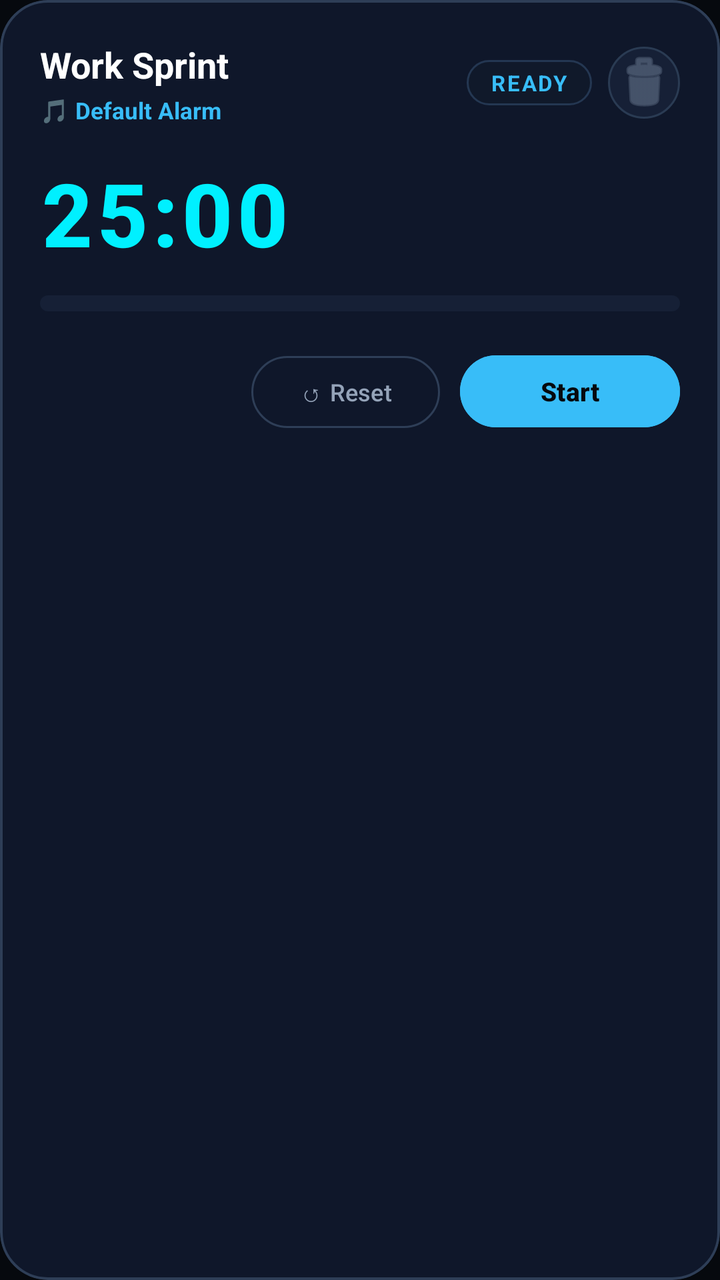
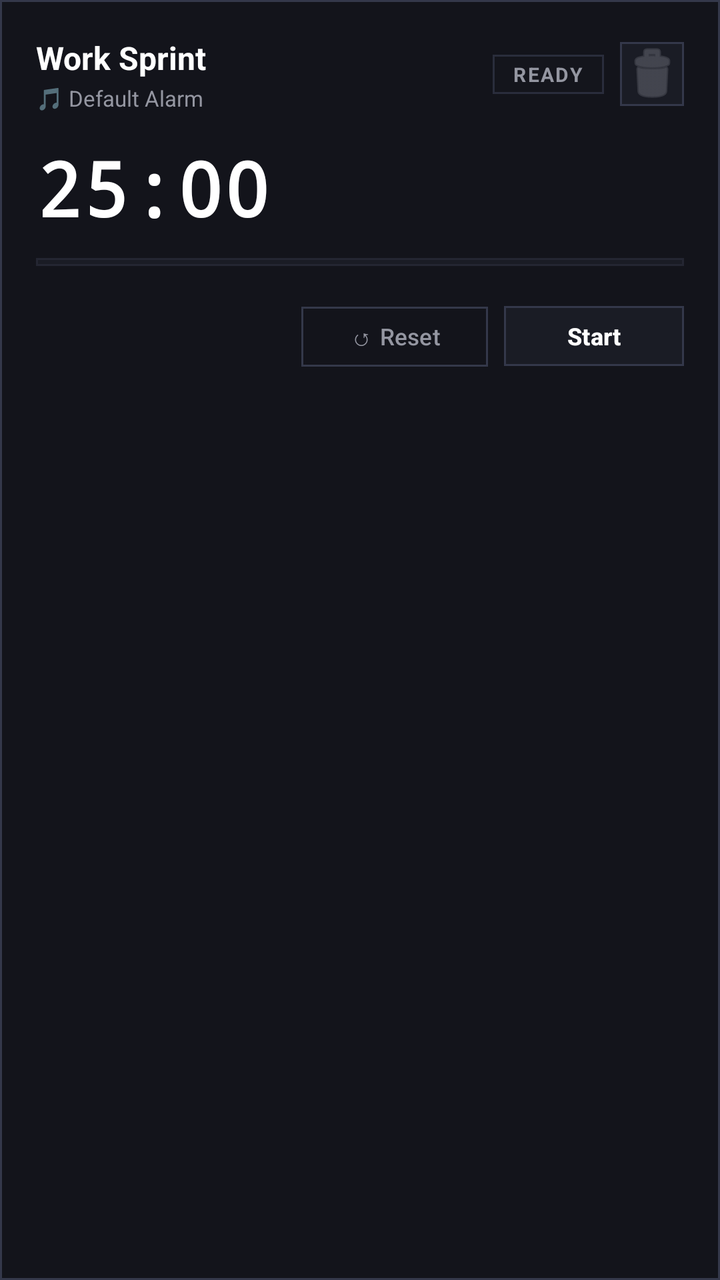

An Android layout rendered at two revisions. The XML below is the earlier revision; the diff shows what the commit changed to produce the second picture.
<!-- AndroidManifest.xml: application theme Theme.MultiTimer -->
<!-- res/layout/item_timer.xml -->
<?xml version="1.0" encoding="utf-8"?>
<com.google.android.material.card.MaterialCardView xmlns:android="http://schemas.android.com/apk/res/android"
    xmlns:app="http://schemas.android.com/apk/res-auto"
    android:layout_width="match_parent"
    android:layout_height="wrap_content"
    android:layout_marginBottom="16dp"
    app:cardBackgroundColor="@color/surface_card"
    app:cardCornerRadius="24dp"
    app:cardElevation="0dp"
    app:strokeColor="@color/surface_card_stroke_bright"
    app:strokeWidth="1.2dp">

    <LinearLayout
        android:layout_width="match_parent"
        android:layout_height="wrap_content"
        android:orientation="vertical"
        android:padding="20dp">

        
        <LinearLayout
            android:layout_width="match_parent"
            android:layout_height="wrap_content"
            android:gravity="center_vertical"
            android:orientation="horizontal">

            <LinearLayout
                android:layout_width="0dp"
                android:layout_height="wrap_content"
                android:layout_weight="1"
                android:orientation="vertical">

                <TextView
                    android:id="@+id/text_timer_name"
                    android:layout_width="wrap_content"
                    android:layout_height="wrap_content"
                    android:ellipsize="end"
                    android:maxLines="1"
                    android:text="Work Sprint"
                    android:textColor="@color/text_main"
                    android:textSize="18sp"
                    android:textStyle="bold" />

                <TextView
                    android:id="@+id/text_sound_name"
                    android:layout_width="wrap_content"
                    android:layout_height="wrap_content"
                    android:layout_marginTop="3dp"
                    android:ellipsize="end"
                    android:maxLines="1"
                    android:text="🎵 Default Alarm"
                    android:textColor="@color/primary"
                    android:textSize="11.5sp"
                    android:textStyle="bold" />
            </LinearLayout>

            <TextView
                android:id="@+id/badge_status"
                android:layout_width="wrap_content"
                android:layout_height="wrap_content"
                android:background="@drawable/btn_strategy_bg"
                android:paddingStart="12dp"
                android:paddingTop="4dp"
                android:paddingEnd="12dp"
                android:paddingBottom="4dp"
                android:text="READY"
                android:textColor="@color/primary"
                android:textSize="11sp"
                android:letterSpacing="0.08"
                android:textStyle="bold" />

            
            <ImageButton
                android:id="@+id/btn_delete"
                android:layout_width="36dp"
                android:layout_height="36dp"
                android:layout_marginStart="8dp"
                android:background="@drawable/btn_action_bg"
                android:contentDescription="Delete Timer"
                android:padding="8dp"
                android:src="@android:drawable/ic_menu_delete"
                app:tint="@color/text_muted" />
        </LinearLayout>

        
        <TextView
            android:id="@+id/text_countdown"
            android:layout_width="wrap_content"
            android:layout_height="wrap_content"
            android:layout_marginTop="14dp"
            android:fontFamily="sans-serif-medium"
            android:letterSpacing="0.05"
            android:text="25:00"
            android:textColor="@color/primary_neon"
            android:textSize="44sp"
            android:textStyle="bold" />

        
        <ProgressBar
            android:id="@+id/progress_timer"
            style="?android:attr/progressBarStyleHorizontal"
            android:layout_width="match_parent"
            android:layout_height="8dp"
            android:layout_marginTop="12dp"
            android:layout_marginBottom="18dp"
            android:max="100"
            android:progress="0"
            android:progressDrawable="@drawable/progress_bar_custom" />

        
        <LinearLayout
            android:layout_width="match_parent"
            android:layout_height="wrap_content"
            android:gravity="end"
            android:orientation="horizontal">

            <com.google.android.material.button.MaterialButton
                android:id="@+id/btn_item_reset"
                style="?attr/materialButtonOutlinedStyle"
                android:layout_width="wrap_content"
                android:layout_height="44dp"
                android:layout_marginEnd="10dp"
                android:text="↺ Reset"
                android:textColor="@color/text_sub"
                android:textSize="12sp"
                app:cornerRadius="22dp"
                app:strokeColor="@color/surface_card_stroke_bright" />

            <com.google.android.material.button.MaterialButton
                android:id="@+id/btn_item_play_pause"
                android:layout_width="wrap_content"
                android:layout_height="44dp"
                android:backgroundTint="@color/primary"
                android:minWidth="110dp"
                android:text="Start"
                android:textColor="#06090E"
                android:textSize="13sp"
                android:textStyle="bold"
                app:cornerRadius="22dp" />
        </LinearLayout>

    </LinearLayout>
</com.google.android.material.card.MaterialCardView>
<!-- resources referenced by this layout -->
<resources>
  <color name="primary">#38BDF8</color>
  <color name="primary_neon">#00F0FF</color>
  <color name="surface_card">#0F172A</color>
  <color name="surface_card_stroke_bright">#2E3E57</color>
  <color name="text_main">#FFFFFF</color>
  <color name="text_muted">#64748B</color>
  <color name="text_sub">#94A3B8</color>
  <!-- drawable btn_action_bg (drawable) -->
  <?xml version="1.0" encoding="utf-8"?>
  <shape xmlns:android="http://schemas.android.com/apk/res/android"
      android:shape="oval">
      <solid android:color="#162036" />
      <stroke
          android:width="1dp"
          android:color="#2A3B53" />
      <size
          android:width="36dp"
          android:height="36dp" />
  </shape>
  <!-- drawable btn_strategy_bg (drawable) -->
  <?xml version="1.0" encoding="utf-8"?>
  <shape xmlns:android="http://schemas.android.com/apk/res/android"
      android:shape="rectangle">
      <solid android:color="#10192A" />
      <corners android:radius="14dp" />
      <stroke
          android:width="1dp"
          android:color="#243752" />
  </shape>
  <!-- drawable progress_bar_custom (drawable) -->
  <layer-list xmlns:android="http://schemas.android.com/apk/res/android">
      <item android:id="@android:id/background">
          <shape>
              <corners android:radius="6dp" />
              <solid android:color="#162036" />
          </shape>
      </item>
      <item android:id="@android:id/progress">
          <clip>
              <shape>
                  <corners android:radius="6dp" />
                  <gradient
                      android:angle="0"
                      android:startColor="#0284C7"
                      android:centerColor="#38BDF8"
                      android:endColor="#00F0FF" />
              </shape>
          </clip>
      </item>
  </layer-list>
  <style name="Theme.MultiTimer" parent="Theme.Material3.Dark.NoActionBar">
          <item name="colorPrimary">@color/primary</item>
          <item name="colorSecondary">@color/accent</item>
          <item name="android:statusBarColor">@color/bg_dark</item>
          <item name="android:windowBackground">@color/bg_dark</item>
      </style>
  <color name="accent">#10B981</color>
  <color name="bg_dark">#06090E</color>
</resources>

<!-- the commit's change to res/layout/item_timer.xml (unified diff, before → after) -->
@@ -3,18 +3,18 @@
     xmlns:app="http://schemas.android.com/apk/res-auto"
     android:layout_width="match_parent"
     android:layout_height="wrap_content"
-    android:layout_marginBottom="16dp"
+    android:layout_marginBottom="12dp"
     app:cardBackgroundColor="@color/surface_card"
-    app:cardCornerRadius="24dp"
+    app:cardCornerRadius="0dp"
     app:cardElevation="0dp"
     app:strokeColor="@color/surface_card_stroke_bright"
-    app:strokeWidth="1.2dp">
+    app:strokeWidth="1dp">
 
     <LinearLayout
         android:layout_width="match_parent"
         android:layout_height="wrap_content"
         android:orientation="vertical"
-        android:padding="20dp">
+        android:padding="18dp">
 
         
         <LinearLayout
@@ -37,20 +37,19 @@
                     android:maxLines="1"
                     android:text="Work Sprint"
                     android:textColor="@color/text_main"
-                    android:textSize="18sp"
+                    android:textSize="16sp"
                     android:textStyle="bold" />
 
                 <TextView
                     android:id="@+id/text_sound_name"
                     android:layout_width="wrap_content"
                     android:layout_height="wrap_content"
-                    android:layout_marginTop="3dp"
+                    android:layout_marginTop="2dp"
                     android:ellipsize="end"
                     android:maxLines="1"
                     android:text="🎵 Default Alarm"
-                    android:textColor="@color/primary"
-                    android:textSize="11.5sp"
-                    android:textStyle="bold" />
+                    android:textColor="@color/text_sub"
+                    android:textSize="11sp" />
             </LinearLayout>
 
             <TextView
@@ -58,25 +57,25 @@
                 android:layout_width="wrap_content"
                 android:layout_height="wrap_content"
                 android:background="@drawable/btn_strategy_bg"
-                android:paddingStart="12dp"
-                android:paddingTop="4dp"
-                android:paddingEnd="12dp"
-                android:paddingBottom="4dp"
+                android:paddingStart="10dp"
+                android:paddingTop="3dp"
+                android:paddingEnd="10dp"
+                android:paddingBottom="3dp"
                 android:text="READY"
-                android:textColor="@color/primary"
-                android:textSize="11sp"
+                android:textColor="@color/text_sub"
+                android:textSize="10sp"
                 android:letterSpacing="0.08"
                 android:textStyle="bold" />
 
             
             <ImageButton
                 android:id="@+id/btn_delete"
-                android:layout_width="36dp"
-                android:layout_height="36dp"
+                android:layout_width="32dp"
+                android:layout_height="32dp"
                 android:layout_marginStart="8dp"
                 android:background="@drawable/btn_action_bg"
                 android:contentDescription="Delete Timer"
-                android:padding="8dp"
+                android:padding="6dp"
                 android:src="@android:drawable/ic_menu_delete"
                 app:tint="@color/text_muted" />
         </LinearLayout>
@@ -86,12 +85,12 @@
             android:id="@+id/text_countdown"
             android:layout_width="wrap_content"
             android:layout_height="wrap_content"
-            android:layout_marginTop="14dp"
-            android:fontFamily="sans-serif-medium"
-            android:letterSpacing="0.05"
+            android:layout_marginTop="12dp"
+            android:fontFamily="monospace"
+            android:letterSpacing="0.02"
             android:text="25:00"
-            android:textColor="@color/primary_neon"
-            android:textSize="44sp"
+            android:textColor="@color/text_main"
+            android:textSize="38sp"
             android:textStyle="bold" />
 
         
@@ -99,9 +98,9 @@
             android:id="@+id/progress_timer"
             style="?android:attr/progressBarStyleHorizontal"
             android:layout_width="match_parent"
-            android:layout_height="8dp"
-            android:layout_marginTop="12dp"
-            android:layout_marginBottom="18dp"
+            android:layout_height="4dp"
+            android:layout_marginTop="10dp"
+            android:layout_marginBottom="16dp"
             android:max="100"
             android:progress="0"
             android:progressDrawable="@drawable/progress_bar_custom" />
@@ -117,25 +116,27 @@
                 android:id="@+id/btn_item_reset"
                 style="?attr/materialButtonOutlinedStyle"
                 android:layout_width="wrap_content"
-                android:layout_height="44dp"
-                android:layout_marginEnd="10dp"
+                android:layout_height="38dp"
+                android:layout_marginEnd="8dp"
                 android:text="↺ Reset"
                 android:textColor="@color/text_sub"
-                android:textSize="12sp"
-                app:cornerRadius="22dp"
+                android:textSize="11.5sp"
+                app:cornerRadius="0dp"
                 app:strokeColor="@color/surface_card_stroke_bright" />
 
             <com.google.android.material.button.MaterialButton
                 android:id="@+id/btn_item_play_pause"
                 android:layout_width="wrap_content"
-                android:layout_height="44dp"
-                android:backgroundTint="@color/primary"
-                android:minWidth="110dp"
+                android:layout_height="38dp"
+                android:backgroundTint="@color/surface_card_inner"
+                android:minWidth="90dp"
                 android:text="Start"
-                android:textColor="#06090E"
-                android:textSize="13sp"
+                android:textColor="@color/text_main"
+                android:textSize="12sp"
                 android:textStyle="bold"
-                app:cornerRadius="22dp" />
+                app:strokeColor="@color/surface_card_stroke_bright"
+                app:strokeWidth="1dp"
+                app:cornerRadius="0dp" />
         </LinearLayout>
 
     </LinearLayout>
<!-- resource entries referenced after the edit -->
@@ -1,20 +1,21 @@
 <!-- resources referenced by this layout -->
 <resources>
-  <color name="primary">#38BDF8</color>
-  <color name="primary_neon">#00F0FF</color>
-  <color name="surface_card">#0F172A</color>
-  <color name="surface_card_stroke_bright">#2E3E57</color>
+  <color name="primary">#6B8FA3</color>
+  <color name="surface_card">#13141B</color>
+  <color name="surface_card_inner">#1A1C25</color>
+  <color name="surface_card_stroke_bright">#34384A</color>
   <color name="text_main">#FFFFFF</color>
-  <color name="text_muted">#64748B</color>
-  <color name="text_sub">#94A3B8</color>
+  <color name="text_muted">#5E606A</color>
+  <color name="text_sub">#9496A1</color>
   <!-- drawable btn_action_bg (drawable) -->
   <?xml version="1.0" encoding="utf-8"?>
   <shape xmlns:android="http://schemas.android.com/apk/res/android"
-      android:shape="oval">
-      <solid android:color="#162036" />
+      android:shape="rectangle">
+      <solid android:color="#1A1C25" />
+      <corners android:radius="0dp" />
       <stroke
           android:width="1dp"
-          android:color="#2A3B53" />
+          android:color="#34384A" />
       <size
           android:width="36dp"
           android:height="36dp" />
@@ -23,29 +24,28 @@
   <?xml version="1.0" encoding="utf-8"?>
   <shape xmlns:android="http://schemas.android.com/apk/res/android"
       android:shape="rectangle">
-      <solid android:color="#10192A" />
-      <corners android:radius="14dp" />
+      <solid android:color="#14151C" />
+      <corners android:radius="0dp" />
       <stroke
           android:width="1dp"
-          android:color="#243752" />
+          android:color="#2A2D3C" />
   </shape>
   <!-- drawable progress_bar_custom (drawable) -->
   <layer-list xmlns:android="http://schemas.android.com/apk/res/android">
       <item android:id="@android:id/background">
           <shape>
-              <corners android:radius="6dp" />
-              <solid android:color="#162036" />
+              <corners android:radius="0dp" />
+              <solid android:color="#1A1C25" />
+              <stroke
+                  android:width="1dp"
+                  android:color="#242632" />
           </shape>
       </item>
       <item android:id="@android:id/progress">
           <clip>
               <shape>
-                  <corners android:radius="6dp" />
-                  <gradient
-                      android:angle="0"
-                      android:startColor="#0284C7"
-                      android:centerColor="#38BDF8"
-                      android:endColor="#00F0FF" />
+                  <corners android:radius="0dp" />
+                  <solid android:color="#6B8FA3" />
               </shape>
           </clip>
       </item>
@@ -56,7 +56,7 @@
           <item name="android:statusBarColor">@color/bg_dark</item>
           <item name="android:windowBackground">@color/bg_dark</item>
       </style>
-  <color name="accent">#10B981</color>
-  <color name="bg_dark">#06090E</color>
+  <color name="accent">#638573</color>
+  <color name="bg_dark">#090A0D</color>
 </resources>
 
